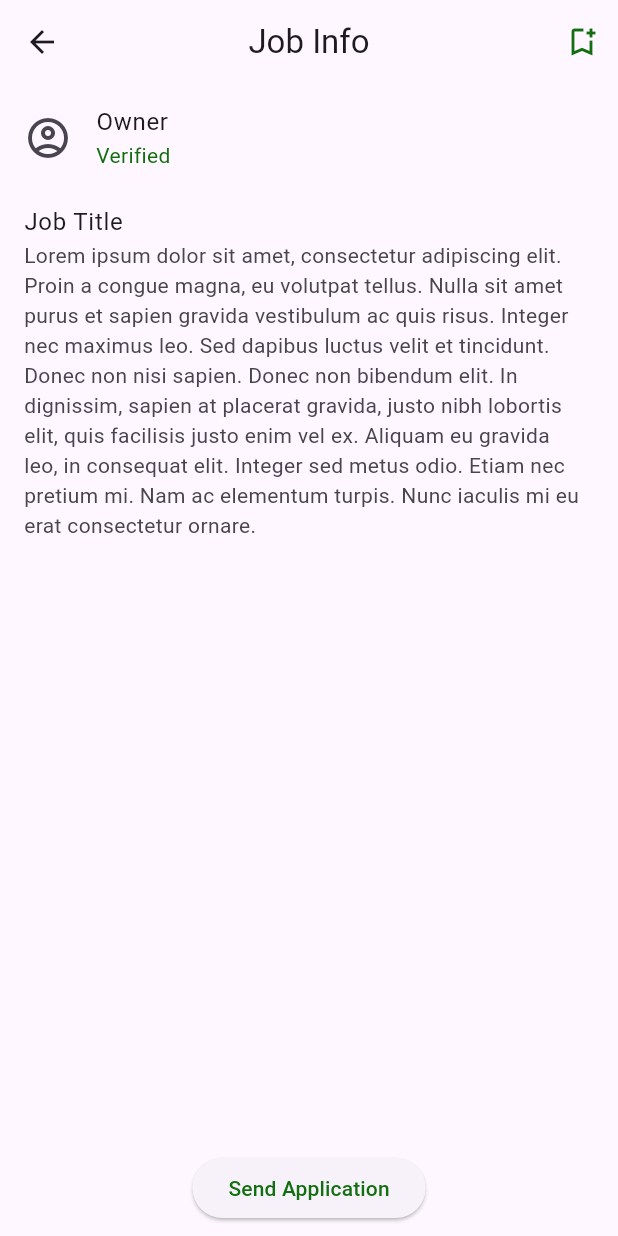
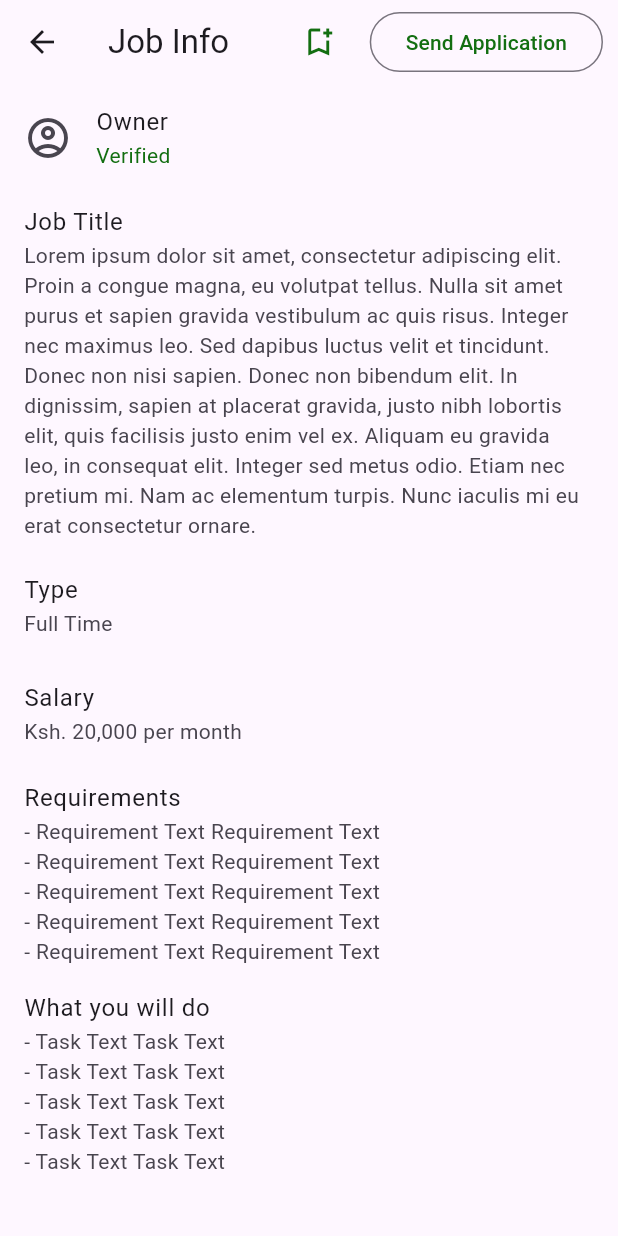
Before and after one commit to AnchorMiles/kazi_connect, a Flutter app: the JobInfoPage screen opened directly, on a phone screen of 412 x 824 dp. Run offline on Flutter 3.47's test engine with Material 2 defaults, Android fonts, the phone set to English and light mode, and no system bars; our stand-ins replace cached_network_image, cloud_firestore, easy_dynamic_theme, firebase_auth, firebase_core, firebase_storage and 6 more; missing offline and left inert: firebase_ui_auth, firebase_ui_oauth_google, flutter_phone_direct_caller; accounts and stored records are empty; generated files the repository leaves out were written again.

Commit message:
ui design

```diff
--- a/kazi_connect/lib/main.dart
+++ b/kazi_connect/lib/main.dart
@@ -44,6 +44,7 @@ class _MyAppState extends State<MyApp> {
   Widget build(BuildContext context) {
     return MaterialApp(
       title: 'Kazi Connect',
+      debugShowCheckedModeBanner: false,
       theme: lightThemeData.copyWith(
           colorScheme: lightThemeData.colorScheme.copyWith(
         onPrimary: onPrimaryColor,
--- a/kazi_connect/lib/presentation/home/jobs_destinations/job_info.dart
+++ b/kazi_connect/lib/presentation/home/jobs_destinations/job_info.dart
@@ -1,7 +1,5 @@
 import 'package:flutter/material.dart';
 import 'package:kazi_connect/presentation/widgets/job_item.dart';
-
-import '../../../utils.dart';
 
 class JobInfoPage extends StatefulWidget {
   const JobInfoPage({super.key});
@@ -15,24 +13,28 @@ class _JobInfoPageState extends State<JobInfoPage> {
   Widget build(BuildContext context) {
     return Scaffold(
         appBar: AppBar(
-          centerTitle: true,
           title: const Text("Job Info"),
           actions: [
             IconButton(
+              tooltip: "Save",
               onPressed: () {},
               icon: Icon(
                 Icons.bookmark_add_outlined,
                 color: Theme.of(context).primaryColor,
               ),
             ),
+            const SizedBox(width: 10),
+            OutlinedButton(
+              onPressed: () {},
+              child: Text(
+                "Send Application",
+                style: TextStyle(color: Theme.of(context).primaryColor),
+              ),
+            ),
+            const SizedBox(width: 10),
           ],
         ),
-        body: Column(
-          mainAxisAlignment: MainAxisAlignment.spaceBetween,
-          children: [
-            SingleChildScrollView(
-              child: Column(
-                children: [
+        body: ListView(children: [
           ListTile(
             leading: const Icon(
               Icons.account_circle_outlined,
@@ -50,20 +52,38 @@ class _JobInfoPageState extends State<JobInfoPage> {
               loremIpsumText,
             ),
           ),
-                ],
+          const ListTile(
+            title: Text("Type"),
+            subtitle: Text(
+              "Full Time",
             ),
           ),
-            Padding(
-              padding: const EdgeInsets.all(8.0),
-              child: ElevatedButton(
-                onPressed: () {},
-                child: Text(
-                  "Send Application",
-                  style: TextStyle(color: Theme.of(context).primaryColor),
+          const ListTile(
+            title: Text("Salary"),
+            subtitle: Text(
+              "Ksh. 20,000 per month",
             ),
           ),
+          const ListTile(
+            title: Text("Requirements"),
+            subtitle: Text(
+              "- Requirement Text Requirement Text\n"
+              "- Requirement Text Requirement Text\n"
+              "- Requirement Text Requirement Text\n"
+              "- Requirement Text Requirement Text\n"
+              "- Requirement Text Requirement Text",
             ),
-          ],
-        ));
+          ),
+          const ListTile(
+            title: Text("What you will do"),
+            subtitle: Text(
+              "- Task Text Task Text\n"
+              "- Task Text Task Text\n"
+              "- Task Text Task Text\n"
+              "- Task Text Task Text\n"
+              "- Task Text Task Text",
+            ),
+          ),
+        ]));
   }
 }
```
Also changed, not shown: kazi_connect/lib/presentation/home/home_screen.dart (+7 -3 lines), kazi_connect/lib/presentation/widgets/text_form_field.dart (added, +50 -0 lines). Lines whose indentation alone changed are shown as unchanged.
